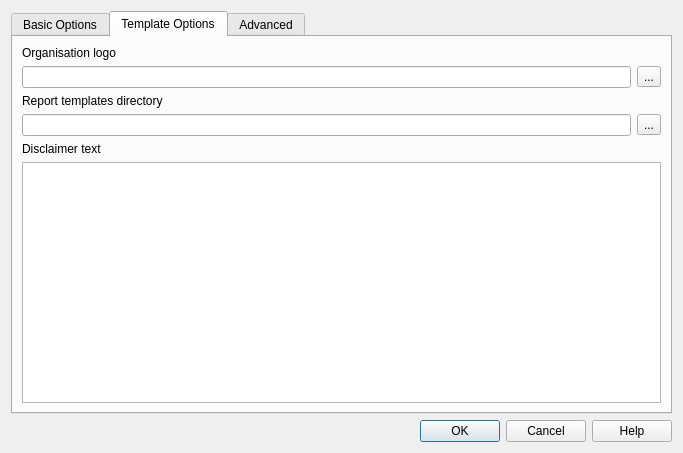
First picture: the form in safe_qgis/ui/options_dialog_base.ui, repository inasafe/inasafe, before the edit.
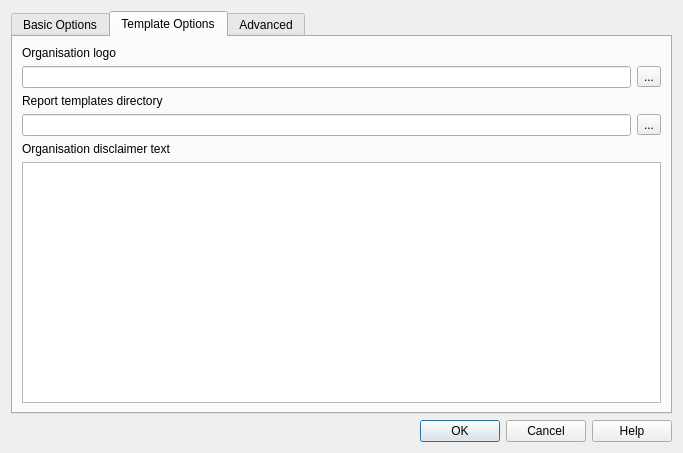
Second picture: the form after the edit. The open tabs and pages were chosen to show the change. Icons and pictures are not drawn.

Commit message: Further tweaks in response to Kristy's comments on #775

```diff
--- a/safe_qgis/ui/options_dialog_base.ui
+++ b/safe_qgis/ui/options_dialog_base.ui
@@ -351,7 +351,7 @@
        <item row="4" column="0">
         <widget class="QLabel" name="label_2">
          <property name="text">
-          <string>Disclaimer text</string>
+          <string>Organisation disclaimer text</string>
          </property>
         </widget>
        </item>
```
The commit also changes 2 other files.
